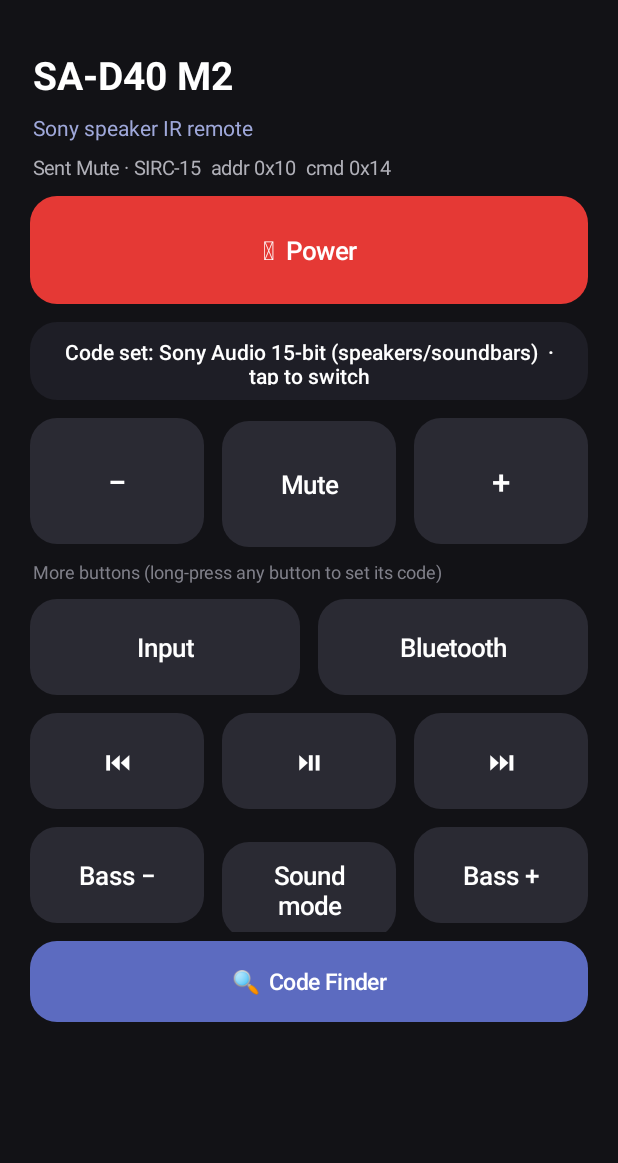
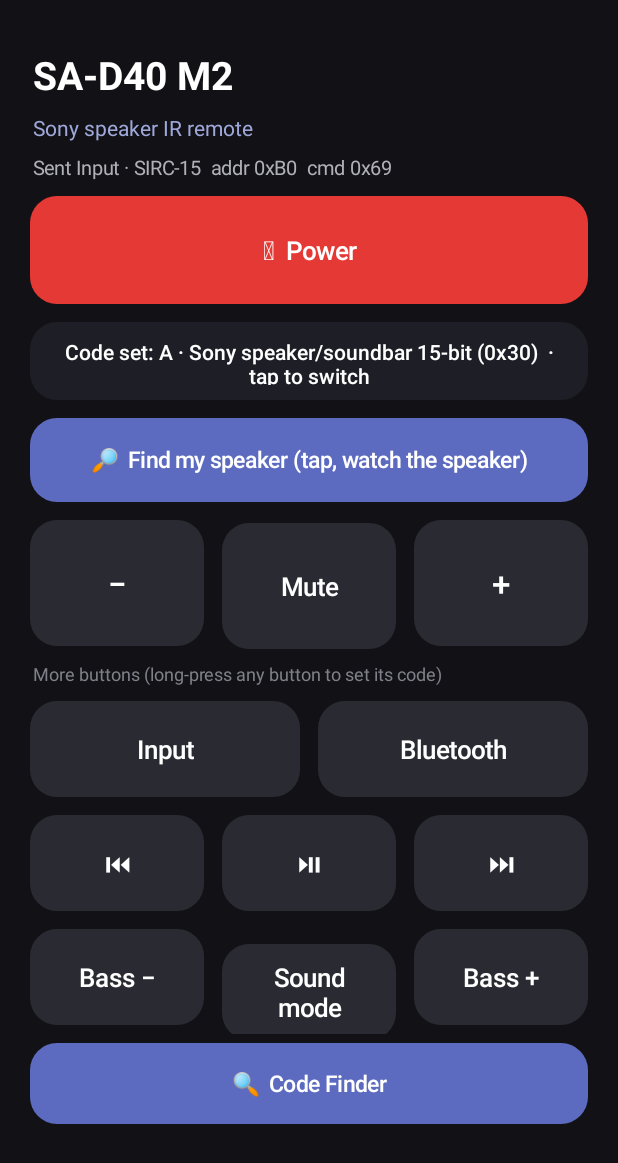
Before and after one commit to pulamonipavan-bit/SonySpeakerRemote, an Android app: the screen it shows after launch (MainActivity), after a tap on "Input", on a phone screen of 412 x 824 dp. Shown: the top 1163 px of the screen. Run offline under Robolectric (Android 15) with nearby library versions, the phone set to English and light mode, and no system bars; 1 other tap on this screen came first.

Commit message:
Add more Sony/NEC code sets and Find my speaker
Co-Authored-By: Claude Opus 5.5 <noreply@anthropic.com>
Claude-Session: https://claude.ai/code/session_01LpCuV4vDw4MinnzbTLYmgD

```diff
--- a/app/src/main/java/com/sonyir/remote/MainActivity.kt
+++ b/app/src/main/java/com/sonyir/remote/MainActivity.kt
@@ -29,21 +29,48 @@ import java.util.concurrent.Executors
 
 class MainActivity : Activity() {
 
-    // ---- Code sets to try. Sony audio gear uses device 0x10 with these commands. ----
-    private data class Profile(val name: String, val bits: Int, val address: Int)
+    // ---- Code sets to try (from real Sony remotes in the Flipper IRDB database). ----
+    private data class Profile(val name: String, val codes: Map<String, IrCode>)
+
+    private fun s15(a: Int, c: Int) = IrCode(15, a, c)
+    private fun s12(a: Int, c: Int) = IrCode(12, a, c)
+    private fun s20(a: Int, e: Int, c: Int) = IrCode(20, a, c, e)
+    private fun nec(a: Int, c: Int) = IrCode(32, a, c)
+
+    /** Power / Vol+ / Vol- / Mute on one address. */
+    private fun basic(make: (Int) -> IrCode, power: Int = 0x15) = mapOf(
+        "power" to make(power), "vol_up" to make(0x12), "vol_down" to make(0x13), "mute" to make(0x14)
+    )
 
     private val profiles = listOf(
-        Profile("Sony Audio 15-bit (speakers/soundbars)", 15, 0x10),
-        Profile("Sony Audio 12-bit (hi-fi/receivers)", 12, 0x10),
-        Profile("Sony Audio 20-bit", 20, 0x10)
-    )
-
-    /** Commands shared by Sony audio devices. Buttons not listed here start unassigned. */
-    private val coreCommands = mapOf(
-        "power" to 0x15,
-        "vol_up" to 0x12,
-        "vol_down" to 0x13,
-        "mute" to 0x14
+        Profile("A · Sony speaker/soundbar 15-bit (0x30)",
+            basic({ s15(0x30, it) }) + mapOf(
+                "input" to s15(0xB0, 0x69), "sound" to s15(0xB0, 0x49),
+                "bass_up" to s15(0x30, 0x5C), "bass_down" to s15(0x30, 0x5D),
+                "play" to s20(0x10, 0, 0x3A), "next" to s20(0x10, 0, 0x31), "prev" to s20(0x10, 0, 0x30)
+            )),
+        Profile("B · Sony speaker 15-bit (0x99)",
+            basic({ s15(0x99, it) }) + mapOf(
+                "input" to s15(0x99, 0x20), "play" to s15(0x99, 0x28), "bass_up" to s15(0x99, 0x31),
+                "next" to s15(0x99, 0x29), "prev" to s15(0x99, 0x2A)
+            )),
+        Profile("C · Sony audio 12-bit (0x10)", basic({ s12(0x10, it) })),
+        Profile("D · Sony audio 15-bit (0x10)", basic({ s15(0x10, it) })),
+        Profile("E · Sony boombox 15-bit (0x44)",
+            basic({ s15(0x44, it) }) + mapOf("input" to s15(0x44, 0x47))),
+        Profile("F · Sony portable 20-bit",
+            basic({ s20(0x1A, 0x13, it) }, power = 0x6F) + mapOf(
+                "play" to s20(0x1A, 0x13, 0x19), "next" to s20(0x1A, 0x13, 0x1B), "prev" to s20(0x1A, 0x13, 0x1A)
+            )),
+        Profile("G · Sony audio 20-bit (0x10)", basic({ s20(0x10, 0, it) })),
+        Profile("H · NEC speaker (0x01)", mapOf(
+            "power" to nec(0x01, 0x02), "vol_up" to nec(0x01, 0x01),
+            "vol_down" to nec(0x01, 0x0B), "mute" to nec(0x01, 0x06)
+        )),
+        Profile("I · NEC speaker (0x00)", mapOf(
+            "power" to nec(0x00, 0x45), "vol_up" to nec(0x00, 0x46),
+            "vol_down" to nec(0x00, 0x15), "mute" to nec(0x00, 0x47)
+        ))
     )
 
     private data class Key(val id: String, val label: String)
@@ -66,6 +93,7 @@ class MainActivity : Activity() {
 
     // Code Finder state
     private var finderBits = 15
+    private var scanIndex = -1
     private var finderCommand = 0
     private lateinit var finderAddr: EditText
     private lateinit var finderExt: EditText
@@ -100,9 +128,7 @@ class MainActivity : Activity() {
 
     private fun codeFor(keyId: String): IrCode? {
         IrCode.parse(prefs.getString("code_$keyId", null))?.let { return it }
-        val cmd = coreCommands[keyId] ?: return null
-        val p = profile
-        return IrCode(p.bits, p.address, cmd)
+        return profile.codes[keyId]
     }
 
     private fun hasIr(): Boolean = ir?.hasIrEmitter() == true
@@ -113,10 +139,11 @@ class MainActivity : Activity() {
             toast("This phone's IR blaster isn't available")
             return
         }
-        val pattern = Sirc.pattern(code)
+        val pattern = IrEncoder.pattern(code)
+        val freq = IrEncoder.carrier(code)
         sender.execute {
             try {
-                mgr.transmit(Sirc.CARRIER_HZ, pattern)
+                mgr.transmit(freq, pattern)
             } catch (e: Exception) {
                 handler.post { toast("IR error: ${e.message}") }
             }
@@ -239,6 +266,23 @@ class MainActivity : Activity() {
         }
         root.addView(row(profileBtn, height = 52))
 
+        // One-tap search: switch to the next code set and send its Power code.
+        val findBtn = styledButton("🔎  Find my speaker (tap, watch the speaker)", accent, 15f).apply {
+            setOnClickListener { v ->
+                scanIndex = (scanIndex + 1) % profiles.size
+                prefs.edit().putInt("profile", scanIndex).apply()
+                updateStatus()
+                val code = profiles[scanIndex].codes["power"]
+                if (code != null) {
+                    v.performHapticFeedback(HapticFeedbackConstants.VIRTUAL_KEY)
+                    send(code)
+                    status.text = "Tried ${scanIndex + 1}/${profiles.size}: ${profiles[scanIndex].name}\n" +
+                        "Did the speaker switch on/off? Then this set is saved. If not, tap again."
+                }
+            }
+        }
+        root.addView(row(findBtn, height = 56))
+
         // Volume
         root.addView(row(repeatButton("vol_down", "−"), keyButton("mute", "Mute"), repeatButton("vol_up", "+"), height = 84))
 
@@ -285,14 +329,14 @@ class MainActivity : Activity() {
             "Point the phone at the speaker. Step through commands and watch for a reaction. " +
                 "When something works, save it to a button.", 13f, Color.parseColor("#B0B0B8")))
 
-        finderBitsBtn = styledButton("SIRC-$finderBits", keyColor, 15f).apply {
+        finderBitsBtn = styledButton(bitsLabel(), keyColor, 15f).apply {
             setOnClickListener {
-                finderBits = when (finderBits) { 15 -> 12; 12 -> 20; else -> 15 }
-                text = "SIRC-$finderBits"
+                finderBits = when (finderBits) { 15 -> 12; 12 -> 20; 20 -> 32; else -> 15 }
+                text = bitsLabel()
                 finderExt.visibility = if (finderBits == 20) View.VISIBLE else View.INVISIBLE
             }
         }
-        finderAddr = hexField("10").apply { hint = "addr hex" }
+        finderAddr = hexField("30").apply { hint = "addr hex" }
         finderExt = hexField("00").apply { hint = "ext hex"; visibility = View.INVISIBLE }
         panel.addView(row(finderBitsBtn, finderAddr, finderExt, height = 54))
 
@@ -338,8 +382,11 @@ class MainActivity : Activity() {
         return panel
     }
 
+    private fun bitsLabel() = if (finderBits == 32) "NEC" else "SIRC-$finderBits"
+
     private fun stepFinder(d: Int) {
-        finderCommand = (finderCommand + d + 128) % 128
+        val max = if (finderBits == 32) 256 else 128
+        finderCommand = (finderCommand + d + max) % max
         updateFinderLabel()
     }
 
@@ -351,7 +398,8 @@ class MainActivity : Activity() {
         val addr = parseHex(finderAddr.text.toString())
         val ext = parseHex(finderExt.text.toString()) ?: 0
         if (addr == null) { toast("Enter the address in hex, e.g. 10"); return null }
-        return IrCode(finderBits, addr, finderCommand, ext)
+        val cmd = if (finderBits == 32) finderCommand else finderCommand and 0x7F
+        return IrCode(finderBits, addr, cmd, ext)
     }
 
     private fun saveFinderToButton() {
@@ -369,7 +417,7 @@ class MainActivity : Activity() {
 
     /** Long-press dialog for setting one button's code by hand. */
     private fun editCode(keyId: String) {
-        val current = codeFor(keyId) ?: IrCode(profile.bits, profile.address, 0)
+        val current = codeFor(keyId) ?: IrCode(15, 0x30, 0)
         val box = LinearLayout(this).apply {
             orientation = LinearLayout.VERTICAL
             setPadding(dp(20), dp(8), dp(20), dp(0))
@@ -379,7 +427,7 @@ class MainActivity : Activity() {
             setText(value)
             inputType = InputType.TYPE_CLASS_TEXT or InputType.TYPE_TEXT_FLAG_NO_SUGGESTIONS
         }
-        val bitsF = field("Bits: 12, 15 or 20", current.bits.toString()).apply {
+        val bitsF = field("Bits: 12, 15, 20 (Sony) or 32 (NEC)", current.bits.toString()).apply {
             inputType = InputType.TYPE_CLASS_NUMBER
         }
         val addrF = field("Address (hex)", "%02X".format(current.address))
@@ -395,7 +443,7 @@ class MainActivity : Activity() {
                 val addr = parseHex(addrF.text.toString())
                 val cmd = parseHex(cmdF.text.toString())
                 val ext = parseHex(extF.text.toString()) ?: 0
-                if (bits !in listOf(12, 15, 20) || addr == null || cmd == null || cmd > 127) {
+                if (bits !in listOf(12, 15, 20, 32) || addr == null || cmd == null || cmd > 255 || (bits != 32 && cmd > 127)) {
                     toast("Invalid code, nothing saved")
                 } else {
                     val code = IrCode(bits!!, addr, cmd, ext)
```
Also changed, not shown: app/src/main/java/com/sonyir/remote/Sirc.kt (+55 -27 lines), 1 other file.
